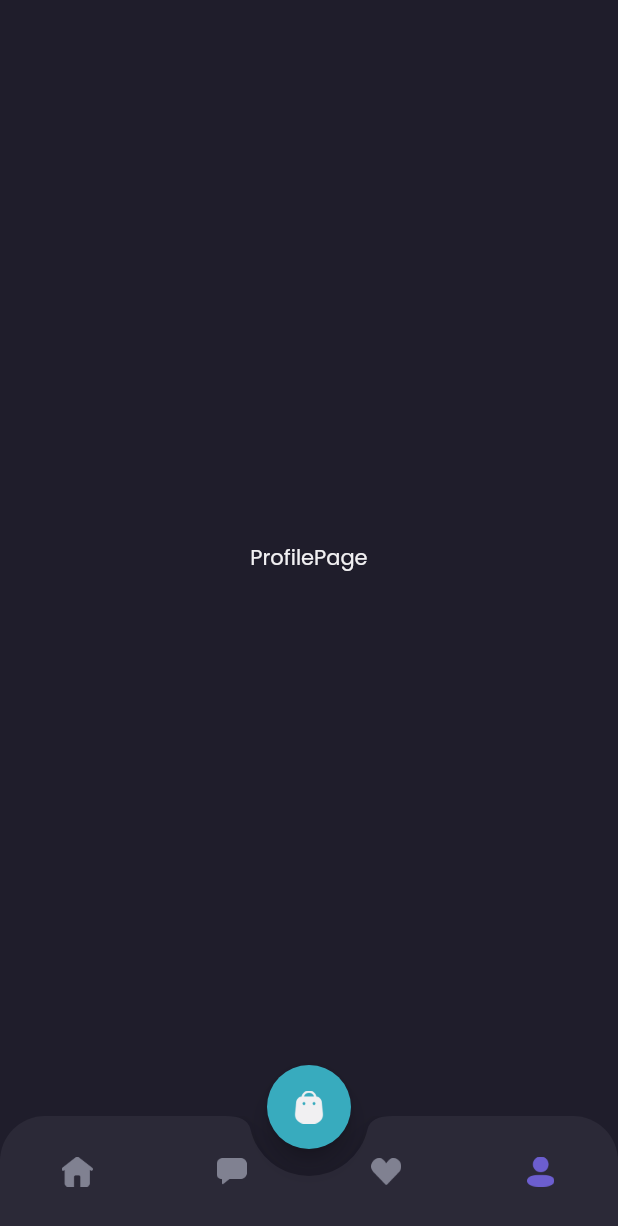
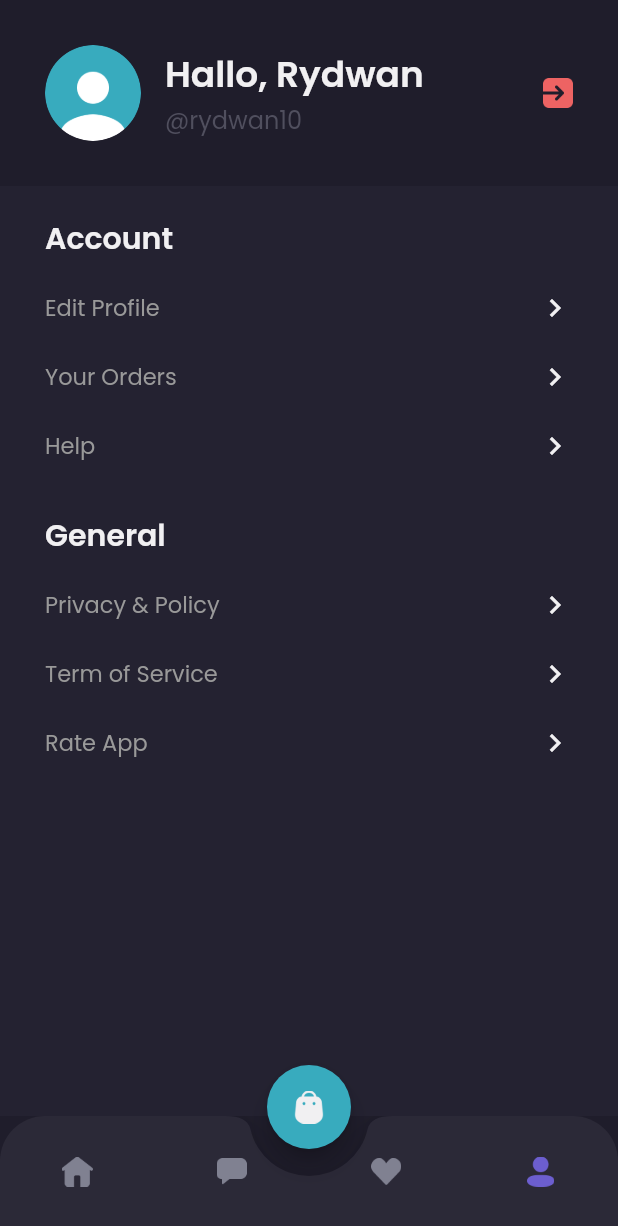
Before and after one commit to rydwan10/fullstack-laravel-flutter-e-commerce, a Flutter app: the MainPage screen opened by its route, item 4 of the bottom bar chosen, on a phone screen of 412 x 824 dp. Shown: the top 1226 px of the screen. Run offline on Flutter 3.47's test engine with Material 2 defaults, Android fonts, the phone set to English and light mode, and no system bars; our stand-ins replace google_fonts.

Commit message:
Finish: Chat page, Profile page and Wishlist Page

```diff
--- a/shamo/lib/pages/home/profile_page.dart
+++ b/shamo/lib/pages/home/profile_page.dart
@@ -4,10 +4,142 @@ import 'package:shamo/theme.dart';
 class ProfilePage extends StatelessWidget {
   const ProfilePage({Key? key}) : super(key: key);
 
+  Widget header() {
+    return AppBar(
+      backgroundColor: backgroundColor1,
+      automaticallyImplyLeading: false,
+      elevation: 0,
+      flexibleSpace: SafeArea(
+        child: Container(
+          padding: EdgeInsets.all(defaultMargin),
+          child: Row(
+            children: [
+              ClipOval(
+                child: Image.asset(
+                  "assets/image_profile.png",
+                  width: 64,
+                ),
+              ),
+              const SizedBox(
+                width: 16,
+              ),
+              Expanded(
+                child: Column(
+                  crossAxisAlignment: CrossAxisAlignment.start,
+                  children: [
+                    Text(
+                      "Hallo, Rydwan",
+                      style: primaryTextStyle.copyWith(
+                        fontSize: 24,
+                        fontWeight: semibold,
+                      ),
+                    ),
+                    Text(
+                      "@rydwan10",
+                      style: subtitleTextStyle.copyWith(
+                        fontSize: 16,
+                      ),
+                    )
+                  ],
+                ),
+              ),
+              Image.asset(
+                "assets/button_exit.png",
+                width: 20,
+              )
+            ],
+          ),
+        ),
+      ),
+    );
+  }
+
+  Widget menuItem({String text = ""}) {
+    return Container(
+      height: 30,
+      margin: const EdgeInsets.only(
+        top: 16,
+      ),
+      child: Row(
+        mainAxisAlignment: MainAxisAlignment.spaceBetween,
+        children: [
+          Text(
+            text,
+            style: secondaryTextStyle.copyWith(
+              fontSize: 15,
+            ),
+          ),
+          Icon(
+            Icons.chevron_right,
+            color: primaryTextColor,
+          )
+        ],
+      ),
+    );
+  }
+
+  Widget content() {
+    return Expanded(
+      child: Container(
+        padding: EdgeInsets.symmetric(horizontal: defaultMargin),
+        width: double.infinity,
+        decoration: BoxDecoration(
+          color: backgroundColor3,
+        ),
+        child: Column(
+          crossAxisAlignment: CrossAxisAlignment.start,
+          children: [
+            const SizedBox(
+              height: 20,
+            ),
+            Text(
+              "Account",
+              style: primaryTextStyle.copyWith(
+                fontSize: 20,
+                fontWeight: semibold,
+              ),
+            ),
+            menuItem(
+              text: "Edit Profile",
+            ),
+            menuItem(
+              text: "Your Orders",
+            ),
+            menuItem(
+              text: "Help",
+            ),
+            const SizedBox(
+              height: 30,
+            ),
+            Text(
+              "General",
+              style: primaryTextStyle.copyWith(
+                fontSize: 20,
+                fontWeight: semibold,
+              ),
+            ),
+            menuItem(
+              text: "Privacy & Policy",
+            ),
+            menuItem(
+              text: "Term of Service",
+            ),
+            menuItem(
+              text: "Rate App",
+            ),
+          ],
+        ),
+      ),
+    );
+  }
+
   @override
   Widget build(BuildContext context) {
-    return Center(
-      child: Text("ProfilePage", style: primaryTextStyle),
+    return Column(
+      children: [
+        header(),
+        content(),
+      ],
     );
   }
 }
```
Also changed, not shown: shamo/lib/pages/home/chat_page.dart (+7 -5 lines), shamo/lib/pages/home/wishlist_page.dart (+101 -2 lines), shamo/lib/widgets/wishlist_card.dart (added, +53 -0 lines), shamo/assets/image_wishlist.png (added).
